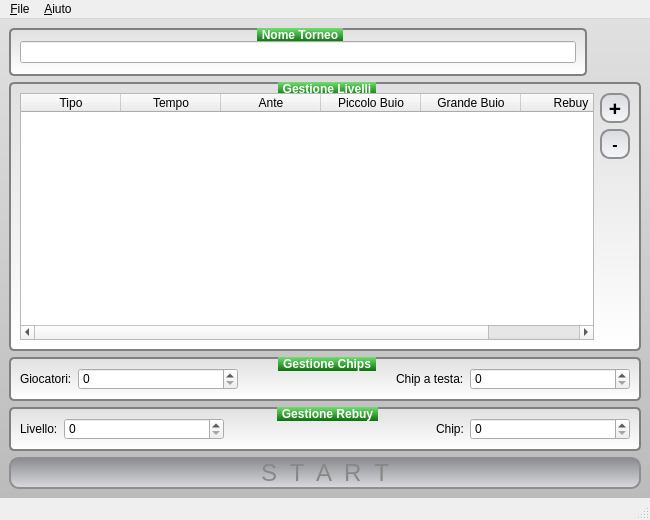
Qt form src/MainWindow.ui (kostola/pokertm-desktop) before a commit.
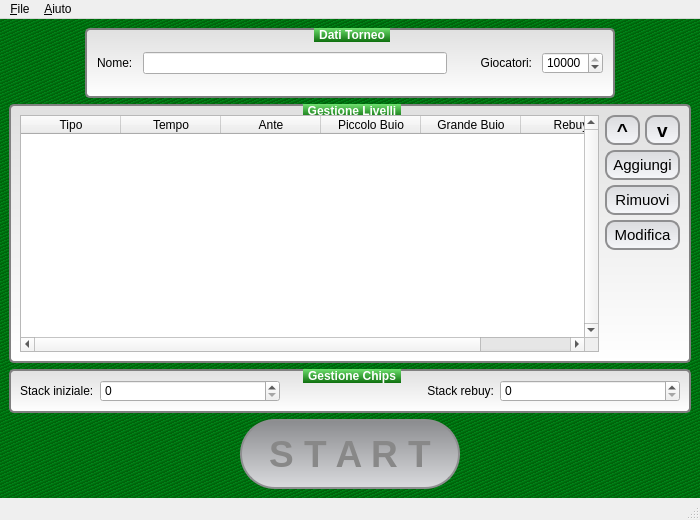
The same form after that commit. Icons and pictures are not drawn.

Commit message: Level editing works correctly. Still no TimerView.

Patch:
```diff
--- a/src/MainWindow.ui
+++ b/src/MainWindow.ui
@@ -6,14 +6,14 @@
    <rect>
     <x>0</x>
     <y>0</y>
-    <width>650</width>
+    <width>700</width>
     <height>520</height>
    </rect>
   </property>
   <property name="minimumSize">
    <size>
-    <width>650</width>
-    <height>520</height>
+    <width>700</width>
+    <height>480</height>
    </size>
   </property>
   <property name="windowTitle">
@@ -25,17 +25,21 @@
   </property>
   <widget class="QWidget" name="centralwidget">
    <property name="styleSheet">
-    <string notr="true">#centralwidget {
-    background-color: qlineargradient(x1: 0, y1: 0, x2: 0, y2: 1, stop: 0 #E0E0E0, stop: 1 #BBB);
-	/*background-color: qlineargradient(spread:repeat, x1:0, y1:0, x2:0.00303828, y2:0.005, stop:0.0789474 rgba(0, 134, 25, 255), stop:0.703349 rgba(0, 98, 10, 255));*/
+    <string notr="true">#centralwidget
+{
+    /*background-color: qlineargradient(x1: 0, y1: 0, x2: 0, y2: 1, stop: 0 #E0E0E0, stop: 1 #BBB);*/
+	background-color: qlineargradient(spread:repeat, x1:0, y1:0, x2:0.00303828, y2:0.005, stop:0.0789474 rgba(0, 134, 25, 255), stop:0.703349 rgba(0, 98, 10, 255));
 }
-QGroupBox {
+
+QGroupBox
+{
     background-color: qlineargradient(x1: 0, y1: 0, x2: 0, y2: 1, stop: 0 #E0E0E0, stop: 1 #FFFFFF);
     border: 2px solid gray;
     border-radius: 5px;
     margin-top: 1ex;
 	font-weight: bold;
 }
+
 QGroupBox::title {
     subcontrol-origin: margin;
     subcontrol-position: top center;
@@ -43,57 +47,139 @@
     background-color: qlineargradient(x1: 0, y1: 0, x2: 0, y2: 1, stop: 0 #6EDF6E, stop: 1 #0E6F0E);
     color: #fff;
 }
+
 QPushButton {
     border: 2px solid #8f8f91;
     border-radius: 10px;
     background-color: qlineargradient(x1: 0, y1: 0, x2: 0, y2: 1, stop: 0 #8a8b8e, stop: 1 #dadbde);
     color: #888;
 }
+
 QPushButton:enabled {
     background-color: qlineargradient(x1: 0, y1: 0, x2: 0, y2: 1, stop: 0 #dadbde, stop: 1 #f6f7fa);
     color: #000;
 }
-</string>
+
+#startButton {
+   border-radius: 35px;
+}</string>
    </property>
-   <layout class="QGridLayout" name="gridLayout">
-    <item row="0" column="0">
-     <widget class="QGroupBox" name="gboxTourney">
-      <property name="title">
-       <string>Nome Torneo</string>
-      </property>
-      <layout class="QHBoxLayout" name="horizontalLayout">
-       <item>
-        <widget class="QLineEdit" name="tourneyName">
-         <property name="statusTip">
-          <string>Inserisci il nome del torneo</string>
+   <layout class="QVBoxLayout" name="verticalLayout">
+    <item>
+     <layout class="QHBoxLayout" name="horizontalLayout_2" stretch="0,1,0">
+      <item>
+       <widget class="QLabel" name="labelChip_4">
+        <property name="minimumSize">
+         <size>
+          <width>70</width>
+          <height>70</height>
+         </size>
+        </property>
+        <property name="statusTip">
+         <string>:-)</string>
+        </property>
+        <property name="pixmap">
+         <pixmap resource="data.qrc">:/data/chip-black.png</pixmap>
+        </property>
+        <property name="alignment">
+         <set>Qt::AlignCenter</set>
+        </property>
+       </widget>
+      </item>
+      <item>
+       <widget class="QGroupBox" name="gboxTourney">
+        <property name="title">
+         <string>Dati Torneo</string>
+        </property>
+        <layout class="QHBoxLayout" name="horizontalLayout" stretch="0,1,0,0">
+         <property name="spacing">
+          <number>10</number>
          </property>
-        </widget>
-       </item>
-      </layout>
-     </widget>
+         <property name="margin">
+          <number>10</number>
+         </property>
+         <item>
+          <widget class="QLabel" name="label">
+           <property name="text">
+            <string>Nome:</string>
+           </property>
+          </widget>
+         </item>
+         <item>
+          <widget class="QLineEdit" name="tourneyName">
+           <property name="statusTip">
+            <string>Inserisci il nome del torneo</string>
+           </property>
+          </widget>
+         </item>
+         <item>
+          <widget class="QLabel" name="label_1">
+           <property name="minimumSize">
+            <size>
+             <width>75</width>
+             <height>0</height>
+            </size>
+           </property>
+           <property name="text">
+            <string>Giocatori:</string>
+           </property>
+           <property name="alignment">
+            <set>Qt::AlignRight|Qt::AlignTrailing|Qt::AlignVCenter</set>
+           </property>
+           <property name="buddy">
+            <cstring>spinPlayers</cstring>
+           </property>
+          </widget>
+         </item>
+         <item>
+          <widget class="QSpinBox" name="spinPlayers">
+           <property name="minimumSize">
+            <size>
+             <width>50</width>
+             <height>0</height>
+            </size>
+           </property>
+           <property name="statusTip">
+            <string>Numero di seats</string>
+           </property>
+           <property name="maximum">
+            <number>10000</number>
+           </property>
+           <property name="value">
+            <number>10000</number>
+           </property>
+          </widget>
+         </item>
+        </layout>
+       </widget>
+      </item>
+      <item>
+       <widget class="QLabel" name="labelChip">
+        <property name="minimumSize">
+         <size>
+          <width>70</width>
+          <height>70</height>
+         </size>
+        </property>
+        <property name="statusTip">
+         <string>:-)</string>
+        </property>
+        <property name="pixmap">
+         <pixmap resource="data.qrc">:/data/chip-red.png</pixmap>
+        </property>
+        <property name="alignment">
+         <set>Qt::AlignCenter</set>
+        </property>
+       </widget>
+      </item>
+     </layout>
     </item>
-    <item row="0" column="1">
-     <widget class="QLabel" name="labelChip">
-      <property name="minimumSize">
-       <size>
-        <width>48</width>
-        <height>48</height>
-       </size>
-      </property>
-      <property name="statusTip">
-       <string>:-)</string>
-      </property>
-      <property name="pixmap">
-       <pixmap resource="data.qrc">:/data/chip-red.png</pixmap>
-      </property>
-     </widget>
-    </item>
-    <item row="1" column="0" colspan="2">
+    <item>
      <widget class="QGroupBox" name="gboxLevels">
       <property name="title">
        <string>Gestione Livelli</string>
       </property>
-      <layout class="QHBoxLayout" name="horizontalLayout_2">
+      <layout class="QHBoxLayout" name="horizontalLayout_5">
        <item>
         <widget class="QTableWidget" name="tableLevels">
          <property name="minimumSize">
@@ -105,45 +191,136 @@
          <property name="statusTip">
           <string>Completa la tabella del torneo</string>
          </property>
+         <property name="verticalScrollBarPolicy">
+          <enum>Qt::ScrollBarAlwaysOn</enum>
+         </property>
+         <property name="alternatingRowColors">
+          <bool>false</bool>
+         </property>
+         <property name="selectionMode">
+          <enum>QAbstractItemView::ExtendedSelection</enum>
+         </property>
+         <property name="selectionBehavior">
+          <enum>QAbstractItemView::SelectRows</enum>
+         </property>
          <column>
           <property name="text">
            <string>Tipo</string>
           </property>
+          <property name="textAlignment">
+           <set>AlignHCenter|AlignVCenter|AlignCenter</set>
+          </property>
          </column>
          <column>
           <property name="text">
            <string>Tempo</string>
           </property>
+          <property name="textAlignment">
+           <set>AlignHCenter|AlignVCenter|AlignCenter</set>
+          </property>
          </column>
          <column>
           <property name="text">
            <string>Ante</string>
           </property>
+          <property name="textAlignment">
+           <set>AlignHCenter|AlignVCenter|AlignCenter</set>
+          </property>
          </column>
          <column>
           <property name="text">
            <string>Piccolo Buio</string>
           </property>
+          <property name="textAlignment">
+           <set>AlignHCenter|AlignVCenter|AlignCenter</set>
+          </property>
          </column>
          <column>
           <property name="text">
            <string>Grande Buio</string>
           </property>
+          <property name="textAlignment">
+           <set>AlignHCenter|AlignVCenter|AlignCenter</set>
+          </property>
          </column>
          <column>
           <property name="text">
            <string>Rebuy</string>
           </property>
+          <property name="textAlignment">
+           <set>AlignHCenter|AlignVCenter|AlignCenter</set>
+          </property>
          </column>
         </widget>
        </item>
        <item>
-        <layout class="QVBoxLayout" name="verticalLayout">
-         <item>
+        <layout class="QGridLayout" name="gridLayout" rowstretch="0,0,0,0,1">
+         <property name="spacing">
+          <number>5</number>
+         </property>
+         <item row="0" column="0">
+          <widget class="QPushButton" name="levelUp">
+           <property name="minimumSize">
+            <size>
+             <width>35</width>
+             <height>30</height>
+            </size>
+           </property>
+           <property name="maximumSize">
+            <size>
+             <width>30</width>
+             <height>30</height>
+            </size>
+           </property>
+           <property name="font">
+            <font>
+             <pointsize>14</pointsize>
+             <weight>75</weight>
+             <bold>true</bold>
+            </font>
+           </property>
+           <property name="statusTip">
+            <string>Rimuovi Livello selezionato</string>
+           </property>
+           <property name="text">
+            <string>^</string>
+           </property>
+          </widget>
+         </item>
+         <item row="0" column="1">
+          <widget class="QPushButton" name="levelDown">
+           <property name="minimumSize">
+            <size>
+             <width>35</width>
+             <height>30</height>
+            </size>
+           </property>
+           <property name="maximumSize">
+            <size>
+             <width>30</width>
+             <height>30</height>
+            </size>
+           </property>
+           <property name="font">
+            <font>
+             <pointsize>14</pointsize>
+             <weight>75</weight>
+             <bold>true</bold>
+            </font>
+           </property>
+           <property name="statusTip">
+            <string>Rimuovi Livello selezionato</string>
+           </property>
+           <property name="text">
+            <string>v</string>
+           </property>
+          </widget>
+         </item>
+         <item row="1" column="0" colspan="2">
           <widget class="QPushButton" name="levelAdd">
            <property name="minimumSize">
             <size>
-             <width>30</width>
+             <width>75</width>
              <height>30</height>
             </size>
            </property>
@@ -155,27 +332,56 @@
            </property>
            <property name="font">
             <font>
-             <pointsize>16</pointsize>
-             <weight>75</weight>
-             <bold>true</bold>
+             <pointsize>11</pointsize>
+             <weight>50</weight>
+             <bold>false</bold>
             </font>
            </property>
            <property name="statusTip">
             <string>Aggiungi livello</string>
            </property>
            <property name="text">
-            <string>+</string>
+            <string>Aggiungi</string>
            </property>
           </widget>
          </item>
-         <item>
+         <item row="2" column="0" colspan="2">
           <widget class="QPushButton" name="levelRem">
            <property name="minimumSize">
             <size>
+             <width>75</width>
+             <height>30</height>
+            </size>
+           </property>
+           <property name="maximumSize">
+            <size>
              <width>30</width>
              <height>30</height>
             </size>
            </property>
+           <property name="font">
+            <font>
+             <pointsize>11</pointsize>
+             <weight>50</weight>
+             <bold>false</bold>
+            </font>
+           </property>
+           <property name="statusTip">
+            <string>Rimuovi Livello selezionato</string>
+           </property>
+           <property name="text">
+            <string>Rimuovi</string>
+           </property>
+          </widget>
+         </item>
+         <item row="3" column="0" colspan="2">
+          <widget class="QPushButton" name="levelEdit">
+           <property name="minimumSize">
+            <size>
+             <width>75</width>
+             <height>30</height>
+            </size>
+           </property>
            <property name="maximumSize">
             <size>
              <width>30</width>
@@ -184,20 +390,20 @@
            </property>
            <property name="font">
             <font>
-             <pointsize>12</pointsize>
-             <weight>75</weight>
-             <bold>true</bold>
+             <pointsize>11</pointsize>
+             <weight>50</weight>
+             <bold>false</bold>
             </font>
            </property>
            <property name="statusTip">
             <string>Rimuovi Livello selezionato</string>
            </property>
            <property name="text">
-            <string>-</string>
+            <string>Modifica</string>
            </property>
           </widget>
          </item>
-         <item>
+         <item row="4" column="0" colspan="2">
           <spacer name="verticalSpacer">
            <property name="orientation">
             <enum>Qt::Vertical</enum>
@@ -215,55 +421,31 @@
       </layout>
      </widget>
     </item>
-    <item row="2" column="0" colspan="2">
+    <item>
      <widget class="QGroupBox" name="gboxChips">
       <property name="title">
        <string>Gestione Chips</string>
       </property>
-      <layout class="QHBoxLayout" name="horizontalLayout_3">
-       <item>
-        <widget class="QLabel" name="label_1">
-         <property name="text">
-          <string>Giocatori:</string>
-         </property>
-         <property name="buddy">
-          <cstring>spinPlayers</cstring>
-         </property>
-        </widget>
-       </item>
-       <item>
-        <widget class="QSpinBox" name="spinPlayers">
-         <property name="minimumSize">
-          <size>
-           <width>160</width>
-           <height>0</height>
-          </size>
-         </property>
-         <property name="statusTip">
-          <string>Numero di seats</string>
-         </property>
-         <property name="maximum">
-          <number>10000</number>
-         </property>
-        </widget>
-       </item>
-       <item>
-        <spacer name="horizontalSpacer">
-         <property name="orientation">
-          <enum>Qt::Horizontal</enum>
-         </property>
-         <property name="sizeHint" stdset="0">
-          <size>
-           <width>40</width>
-           <height>20</height>
-          </size>
-         </property>
-        </spacer>
-       </item>
+      <layout class="QHBoxLayout" name="horizontalLayout_3" stretch="0,0,1,0,0">
        <item>
         <widget class="QLabel" name="label_2">
+         <property name="sizePolicy">
+          <sizepolicy hsizetype="Preferred" vsizetype="Minimum">
+           <horstretch>0</horstretch>
+           <verstretch>0</verstretch>
+          </sizepolicy>
+         </property>
+         <property name="minimumSize">
+          <size>
+           <width>0</width>
+           <height>0</height>
+          </size>
+         </property>
          <property name="text">
-          <string>Chip a testa:</string>
+          <string>Stack iniziale:</string>
+         </property>
+         <property name="alignment">
+          <set>Qt::AlignLeading|Qt::AlignLeft|Qt::AlignVCenter</set>
          </property>
          <property name="buddy">
           <cstring>spinChips</cstring>
@@ -274,7 +456,7 @@
         <widget class="QSpinBox" name="spinChips">
          <property name="minimumSize">
           <size>
-           <width>160</width>
+           <width>180</width>
            <height>0</height>
           </size>
          </property>
@@ -282,47 +464,15 @@
           <string>Livello iniziale dello stack</string>
          </property>
          <property name="maximum">
-          <number>10000000</number>
+          <number>100000000</number>
          </property>
-        </widget>
-       </item>
-      </layout>
-     </widget>
-    </item>
-    <item row="3" column="0" colspan="2">
-     <widget class="QGroupBox" name="gboxRebuy">
-      <property name="title">
-       <string>Gestione Rebuy</string>
-      </property>
-      <layout class="QHBoxLayout" name="horizontalLayout_4">
-       <item>
-        <widget class="QLabel" name="label_3">
-         <property name="text">
-          <string>Livello:</string>
+         <property name="value">
+          <number>0</number>
          </property>
-         <property name="buddy">
-          <cstring>spinPlayers</cstring>
-         </property>
         </widget>
        </item>
        <item>
-        <widget class="QSpinBox" name="spinRebuyLev">
-         <property name="minimumSize">
-          <size>
-           <width>160</width>
-           <height>0</height>
-          </size>
-         </property>
-         <property name="statusTip">
-          <string>Livello del rebuy</string>
-         </property>
-         <property name="maximum">
-          <number>10000</number>
-         </property>
-        </widget>
-       </item>
-       <item>
-        <spacer name="horizontalSpacer_2">
+        <spacer name="horizontalSpacer">
          <property name="orientation">
           <enum>Qt::Horizontal</enum>
          </property>
@@ -336,8 +486,23 @@
        </item>
        <item>
         <widget class="QLabel" name="label_4">
+         <property name="sizePolicy">
+          <sizepolicy hsizetype="Preferred" vsizetype="Minimum">
+           <horstretch>0</horstretch>
+           <verstretch>0</verstretch>
+          </sizepolicy>
+         </property>
+         <property name="minimumSize">
+          <size>
+           <width>0</width>
+           <height>0</height>
+          </size>
+         </property>
          <property name="text">
-          <string>Chip:</string>
+          <string>Stack rebuy:</string>
+         </property>
+         <property name="alignment">
+          <set>Qt::AlignRight|Qt::AlignTrailing|Qt::AlignVCenter</set>
          </property>
          <property name="buddy">
           <cstring>spinChips</cstring>
@@ -348,7 +513,7 @@
         <widget class="QSpinBox" name="spinRebuyChips">
          <property name="minimumSize">
           <size>
-           <width>160</width>
+           <width>180</width>
            <height>0</height>
           </size>
          </property>
@@ -356,30 +521,106 @@
           <string>Chip per il rebuy</string>
          </property>
          <property name="maximum">
-          <number>10000000</number>
+          <number>100000000</number>
          </property>
         </widget>
        </item>
       </layout>
      </widget>
     </item>
-    <item row="4" column="0" colspan="2">
-     <widget class="QPushButton" name="startButton">
-      <property name="enabled">
-       <bool>false</bool>
-      </property>
-      <property name="font">
-       <font>
-        <pointsize>18</pointsize>
-       </font>
-      </property>
-      <property name="statusTip">
-       <string>Avvio del torneo</string>
-      </property>
-      <property name="text">
-       <string>S  T  A  R  T</string>
-      </property>
-     </widget>
+    <item>
+     <layout class="QHBoxLayout" name="horizontalLayout_4" stretch="0,1,0,1,0">
+      <item>
+       <widget class="QLabel" name="labelChip_2">
+        <property name="minimumSize">
+         <size>
+          <width>75</width>
+          <height>70</height>
+         </size>
+        </property>
+        <property name="statusTip">
+         <string>:-)</string>
+        </property>
+        <property name="pixmap">
+         <pixmap resource="data.qrc">:/data/chip-white.png</pixmap>
+        </property>
+        <property name="alignment">
+         <set>Qt::AlignCenter</set>
+        </property>
+       </widget>
+      </item>
+      <item>
+       <spacer name="horizontalSpacer_2">
+        <property name="orientation">
+         <enum>Qt::Horizontal</enum>
+        </property>
+        <property name="sizeHint" stdset="0">
+         <size>
+          <width>40</width>
+          <height>20</height>
+         </size>
+        </property>
+       </spacer>
+      </item>
+      <item>
+       <widget class="QPushButton" name="startButton">
+        <property name="enabled">
+         <bool>false</bool>
+        </property>
+        <property name="minimumSize">
+         <size>
+          <width>220</width>
+          <height>70</height>
+         </size>
+        </property>
+        <property name="font">
+         <font>
+          <pointsize>28</pointsize>
+          <weight>75</weight>
+          <bold>true</bold>
+         </font>
+        </property>
+        <property name="statusTip">
+         <string>Avvio del torneo</string>
+        </property>
+        <property name="text">
+         <string>S T A R T</string>
+        </property>
+       </widget>
+      </item>
+      <item>
+       <spacer name="horizontalSpacer_3">
+        <property name="orientation">
+         <enum>Qt::Horizontal</enum>
+        </property>
+        <property name="sizeHint" stdset="0">
+         <size>
+          <width>40</width>
+          <height>20</height>
+         </size>
+        </property>
+       </spacer>
+      </item>
+      <item>
+       <widget class="QLabel" name="labelChip_3">
+        <property name="minimumSize">
+         <size>
+          <width>75</width>
+          <height>70</height>
+         </size>
+        </property>
+        <property name="statusTip">
+         <string>:-)</string>
+        </property>
+        <property name="pixmap">
+         <pixmap resource="data.qrc">:/data/chip-blue.png</pixmap>
+        </property>
+        <property name="alignment">
+         <set>Qt::AlignCenter</set>
+        </property>
+       </widget>
+      </item>
+     </layout>
     </item>
    </layout>
   </widget>
@@ -388,7 +629,7 @@
     <rect>
      <x>0</x>
      <y>0</y>
-     <width>650</width>
+     <width>700</width>
      <height>25</height>
     </rect>
    </property>
```
The commit also changes 6 other files.
